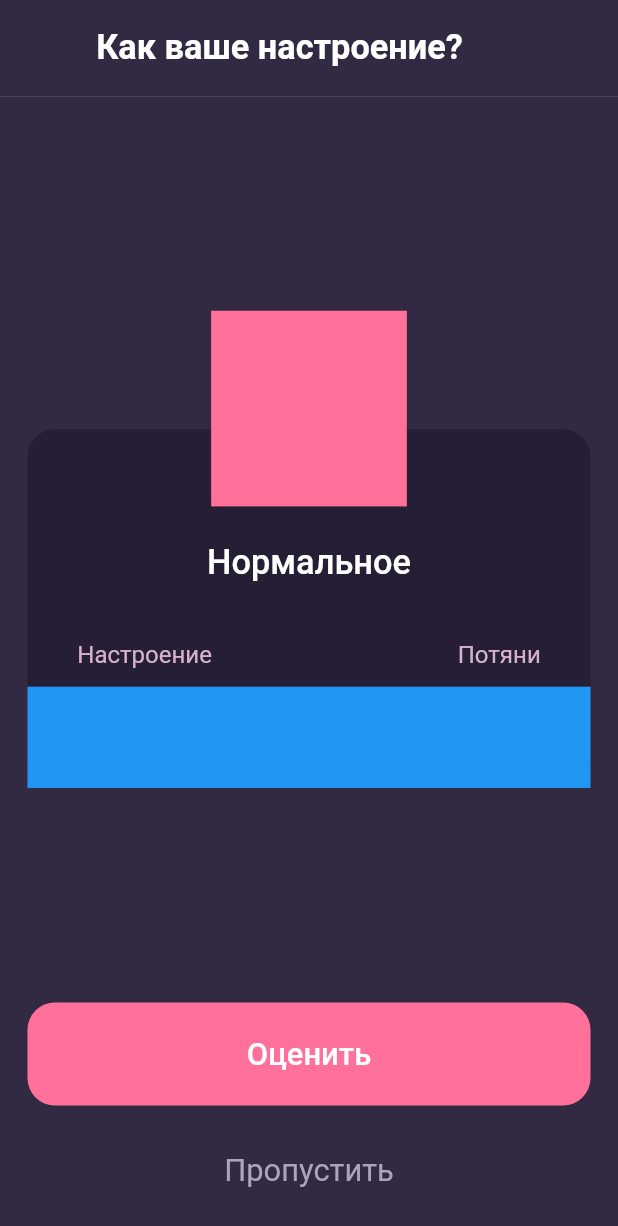
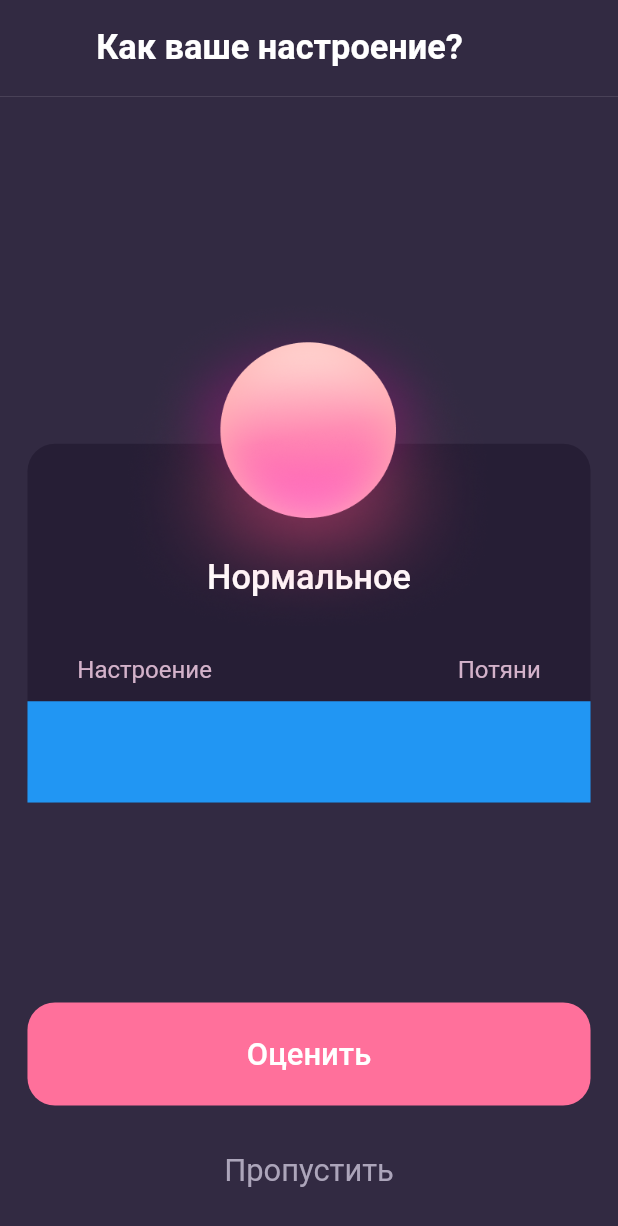
Before and after one commit to fedosovmu/mind_tracker, a Flutter app: the screen it shows after launch, on a phone screen of 412 x 824 dp. Shown: the top 1226 px of the screen. Run offline on Flutter 3.47's test engine with Material 2 defaults, Android fonts, the phone set to English and light mode, and no system bars; missing offline and left inert: dart:ffi.

Commit message:
Добавлена картинка сферы

```diff
--- a/lib/mood_assessment_page.dart
+++ b/lib/mood_assessment_page.dart
@@ -28,6 +28,12 @@ class MoodAssessmentPage extends StatelessWidget {
       ),
       body: Container(
         color: AppColors.moodAssessmentPage['backgroundColor'],
+        // Тестирую верстку на экранах разной высоты
+        //height: dp(400),
+        //height: dp(450),
+        //height: dp(512),
+        //height: dp(600),
+        //height: dp(650),
         child: Column(
           mainAxisAlignment: MainAxisAlignment.end,
           children: [
@@ -43,7 +49,7 @@ class MoodAssessmentPage extends StatelessWidget {
     return Expanded(
       child: Center(
         child: Container(
-          height: dp(278),
+          height: dp(295),
           child: Stack(
             alignment: Alignment.bottomCenter,
             children: [
@@ -106,10 +112,9 @@ class MoodAssessmentPage extends StatelessWidget {
               ),
               Positioned(
                 top: 0,
-                child: Container(
-                  color: AppColors.moodAssessmentPage['moodColors']['4'],
-                  width: dp(114),
-                  height: dp(114),
+                child: Image.asset(
+                  'assets/images/mood_assessment/mood_spheres/4.png',
+                  height: dp(192),
                 )
               ),
             ],
--- a/pubspec.yaml
+++ b/pubspec.yaml
@@ -48,6 +48,7 @@ flutter:
   assets:
     - assets/images/onboarding/
     - assets/images/mood_assessment/
+    - assets/images/mood_assessment/mood_spheres/
 
   # An image asset can refer to one or more resolution-specific "variants", see
   # https://flutter.dev/assets-and-images/#resolution-aware.
```
